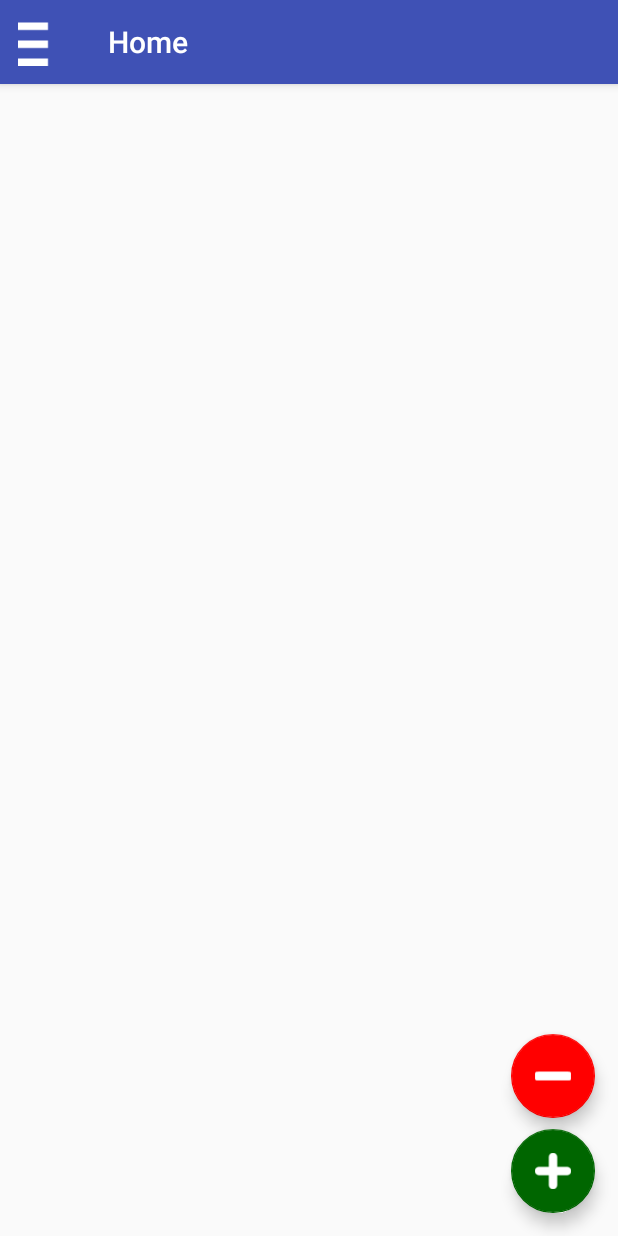
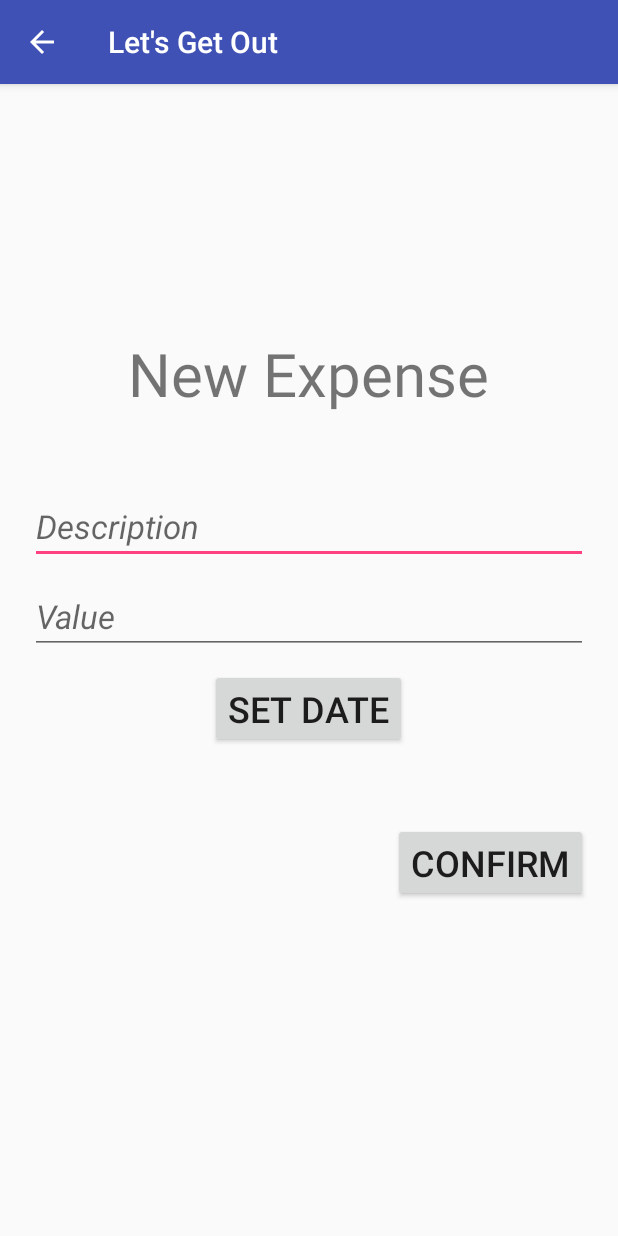
Before and after one commit to rrosatti/lets-get-out, an Android app: the fragment ExpensesAndSavingsFragment placed in its activity, after a tap on an icon or button, on a phone screen of 412 x 824 dp. Run offline under Robolectric (Android 15) with nearby library versions, the phone set to English and light mode, and no system bars; 2 statements that could not run were skipped.

Commit message:
create NewExpenseActivity.java - (not fully implemented)

```diff
--- a/app/src/main/AndroidManifest.xml
+++ b/app/src/main/AndroidManifest.xml
@@ -23,6 +23,8 @@
 
         <activity android:name=".activity.SetUpGoalActivity" android:theme="@style/AppTheme.NoActionBar"/>
 
+        <activity android:name=".activity.NewExpenseActivity" android:theme="@style/AppTheme.NoActionBar"/>
+
     </application>
 
 </manifest>
--- /dev/null
+++ b/app/src/main/java/com/example/rodri/letsgetout/activity/NewExpenseActivity.java
@@ -0,0 +1,77 @@
+package com.example.rodri.letsgetout.activity;
+
+import android.app.DatePickerDialog;
+import android.os.Bundle;
+import android.support.annotation.Nullable;
+import android.support.v7.app.AppCompatActivity;
+import android.support.v7.widget.Toolbar;
+import android.view.View;
+import android.widget.Button;
+import android.widget.DatePicker;
+import android.widget.EditText;
+import android.widget.Toast;
+
+import com.example.rodri.letsgetout.R;
+import com.example.rodri.letsgetout.util.Util;
+
+import java.util.Calendar;
+import java.util.TimeZone;
+
+/**
+ * Created by rodri on 7/17/2016.
+ */
+public class NewExpenseActivity extends AppCompatActivity {
+
+    private Toolbar toolbar;
+    private EditText etName;
+    private EditText etValue;
+    private Button btSetDate;
+    private Button btConfifm;
+    private int day, month, year;
+
+    @Override
+    protected void onCreate(@Nullable Bundle savedInstanceState) {
+        Util.setFullScreen(this);
+        super.onCreate(savedInstanceState);
+        setContentView(R.layout.activity_new_expense);
+
+        toolbar = (Toolbar) findViewById(R.id.toolbarNewExpense);
+        etName = (EditText) findViewById(R.id.etExpenseName);
+        etValue = (EditText) findViewById(R.id.etExpenseValue);
+        btSetDate = (Button) findViewById(R.id.newExpense_btSetDate);
+        btConfifm = (Button) findViewById(R.id.newExpense_btConfirm);
+
+        setSupportActionBar(toolbar);
+        getSupportActionBar().setDisplayHomeAsUpEnabled(true);
+        toolbar.setNavigationOnClickListener(new View.OnClickListener() {
+            @Override
+            public void onClick(View v) {
+                onBackPressed();
+            }
+        });
+
+        btSetDate.setOnClickListener(new View.OnClickListener() {
+            @Override
+            public void onClick(View v) {
+                DatePickerDialog.OnDateSetListener dateSetListener = new DatePickerDialog.OnDateSetListener() {
+                    @Override
+                    public void onDateSet(DatePicker view, int yeaR, int monthOfYear, int dayOfMonth) {
+                        day = dayOfMonth;
+                        month = monthOfYear + 1;
+                        year = yeaR;
+                        Toast.makeText(getApplicationContext(), day+"/"+month+"/"+year, Toast.LENGTH_SHORT).show();
+                    }
+                };
+
+                Calendar cal = Calendar.getInstance(TimeZone.getDefault());
+                DatePickerDialog datePickerDialog = new DatePickerDialog(NewExpenseActivity.this, R.style.AppTheme, dateSetListener,
+                        cal.get(Calendar.YEAR), cal.get(Calendar.MONTH), cal.get(Calendar.DAY_OF_MONTH));
+
+                datePickerDialog.show();
+            }
+        });
+
+        // Need to save data into database (get data from EditTexts, implement onClick() event for btConfirm, use MyDataSource)
+
+    }
+}
--- a/app/src/main/java/com/example/rodri/letsgetout/fragment/ExpensesAndSavingsFragment.java
+++ b/app/src/main/java/com/example/rodri/letsgetout/fragment/ExpensesAndSavingsFragment.java
@@ -1,6 +1,7 @@
 package com.example.rodri.letsgetout.fragment;
 
 
+import android.content.Intent;
 import android.os.Bundle;
 import android.support.annotation.Nullable;
 import android.support.design.widget.FloatingActionButton;
@@ -11,6 +12,7 @@ import android.view.ViewGroup;
 import android.widget.Toast;
 
 import com.example.rodri.letsgetout.R;
+import com.example.rodri.letsgetout.activity.NewExpenseActivity;
 
 /**
  * Created by rodri on 7/10/2016.
@@ -34,7 +36,8 @@ public class ExpensesAndSavingsFragment extends Fragment {
         newExpense.setOnClickListener(new View.OnClickListener() {
             @Override
             public void onClick(View v) {
-                Toast.makeText(getActivity(), "New Expense", Toast.LENGTH_SHORT).show();
+                Intent intentNewExpense = new Intent(getActivity(), NewExpenseActivity.class);
+                startActivity(intentNewExpense);
             }
         });
 
--- a/app/src/main/res/layout/activity_new_expense.xml
+++ b/app/src/main/res/layout/activity_new_expense.xml
@@ -26,10 +26,20 @@
         android:layout_height="wrap_content"
         android:padding="20dp">
 
+        <TextView
+            android:id="@+id/txtNewExpense"
+            android:layout_width="wrap_content"
+            android:layout_height="wrap_content"
+            android:text="@string/text_view_new_expense"
+            android:textSize="40sp"
+            android:layout_centerHorizontal="true"/>
+
         <EditText
             android:id="@+id/etExpenseName"
             android:layout_width="match_parent"
             android:layout_height="wrap_content"
+            android:layout_below="@+id/txtNewExpense"
+            android:layout_marginTop="50dp"
             android:hint="@string/hint_expense_name"
             android:textSize="22sp"
             android:textStyle="italic"/>
--- a/app/src/main/res/values/strings.xml
+++ b/app/src/main/res/values/strings.xml
@@ -69,4 +69,7 @@
     <string name="hint_expense_name">Description</string>
     <string name="hint_value">Value</string>
 
+    <!-- Text Views -->
+    <string name="text_view_new_expense">New Expense</string>
+
 </resources>
```
